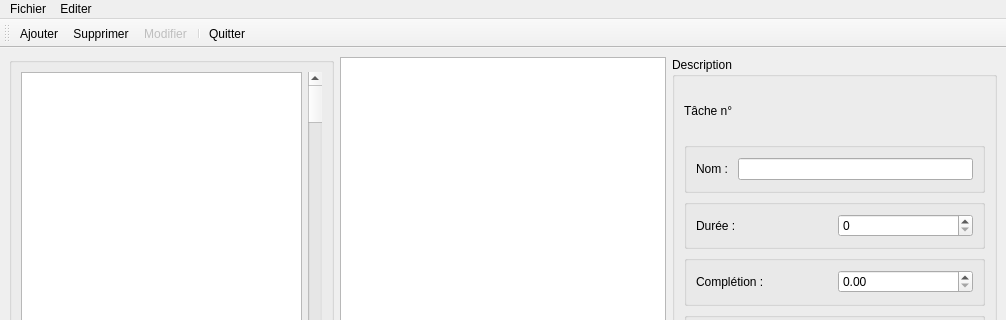
Above: TaskManagement/mainwindow.ui from Silvec-aka/QtApp before the change; both pictures show x 0 to 1006 and y 0 to 320 of the 1006 by 546 pixel window. Below: the same form after it.
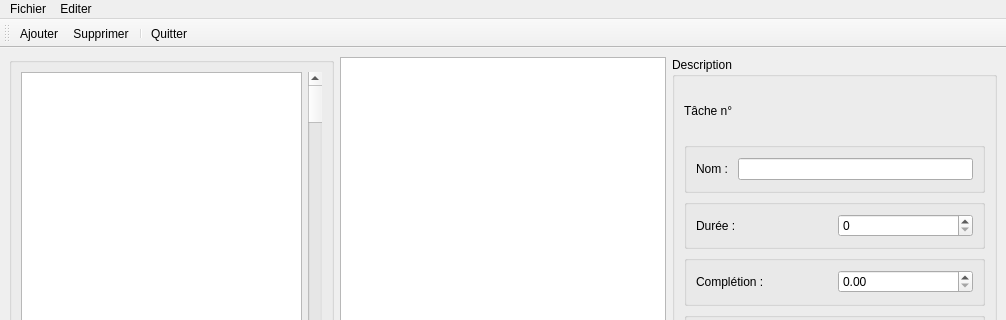
That is the form after the change.

```diff
--- a/TaskManagement/mainwindow.ui
+++ b/TaskManagement/mainwindow.ui
@@ -211,7 +211,6 @@
    </attribute>
    <addaction name="actionAjouter"/>
    <addaction name="actionSupprimer"/>
-   <addaction name="actionModifier"/>
    <addaction name="separator"/>
    <addaction name="actionQuitter"/>
   </widget>
@@ -249,14 +248,6 @@
     <string>Supprimer</string>
    </property>
   </action>
-  <action name="actionModifier">
-   <property name="enabled">
-    <bool>false</bool>
-   </property>
-   <property name="text">
-    <string>Modifier</string>
-   </property>
-  </action>
   <action name="actionRefaire">
    <property name="text">
     <string>Refaire</string>
```
